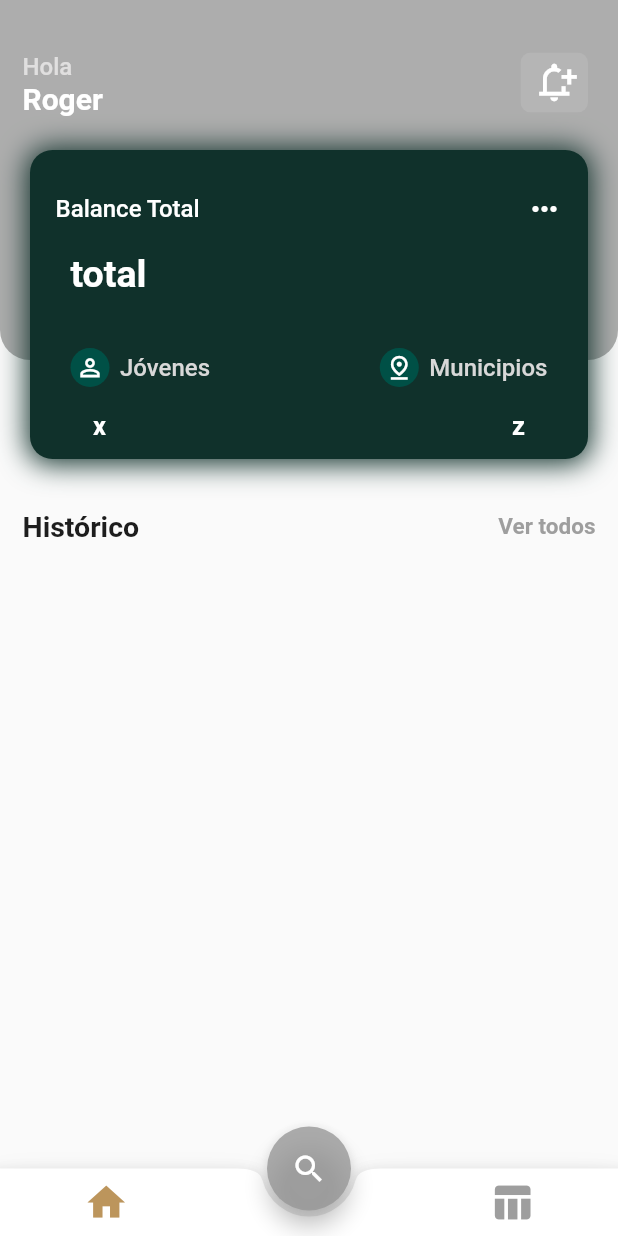
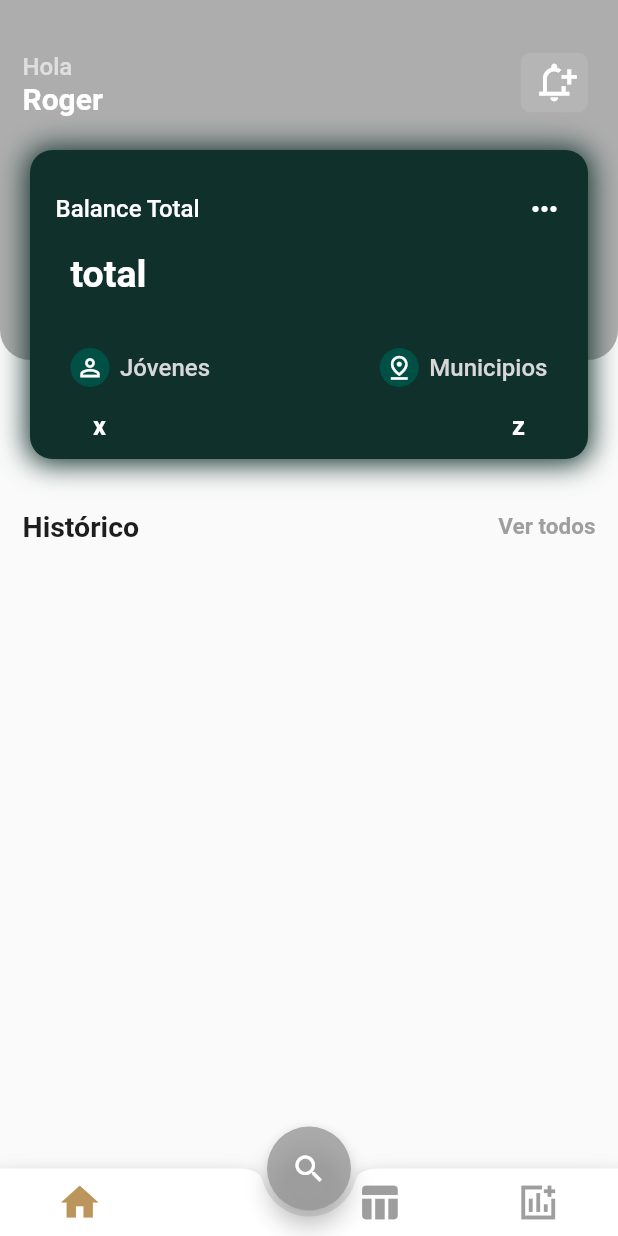
Before and after one commit to PerlaGCastillo/dashboardAppViews, a Flutter app: the screen it shows after launch, on a phone screen of 412 x 824 dp. Run offline on Flutter 3.47's test engine with Material 2 defaults, Android fonts, the phone set to English and light mode, and no system bars; our stand-ins replace hive, hive_flutter, syncfusion_flutter_charts; accounts and stored records are empty; project files that could hold a hidden picture were left out.

```diff
--- a/lib/widgets/bottomnavigationbar.dart
+++ b/lib/widgets/bottomnavigationbar.dart
@@ -1,4 +1,5 @@
 import 'package:dgapd/Screens/displayData.dart';
+import 'package:dgapd/Screens/sd.dart';
 import 'package:flutter/material.dart';
 import 'package:dgapd/Screens/search.dart';
 import 'package:dgapd/Screens/home.dart';
@@ -13,7 +14,7 @@ class Bottom extends StatefulWidget {
 
 class _BottomState extends State<Bottom> {
   int index_color = 0;
-  List Screen = [Home(),  dataView()];
+  List Screen = [Home(),  dataView(), dataBtn()];
 
   @override
   Widget build(BuildContext context) {
@@ -37,7 +38,6 @@ class _BottomState extends State<Bottom> {
             children: [
               GestureDetector(
                 onTap: () {
-
                   setState(() {
                     index_color = 0;
                   });
@@ -61,6 +61,18 @@ class _BottomState extends State<Bottom> {
                   color: index_color == 1 ? Color(0xffbc955c) : Colors.grey,
                 ),
               ),
+              GestureDetector(
+                onTap: () {
+                  setState(() {
+                    index_color = 2;
+                  });
+                },
+                child: Icon(
+                  Icons.add_chart_sharp,
+                  size: 30,
+                  color: index_color == 2 ? Color(0xffbc955c) : Colors.grey,
+                ),
+              ),
             ],
           ),
         ),
```
Also changed, not shown: lib/Screens/sd.dart (+9 -26 lines).
